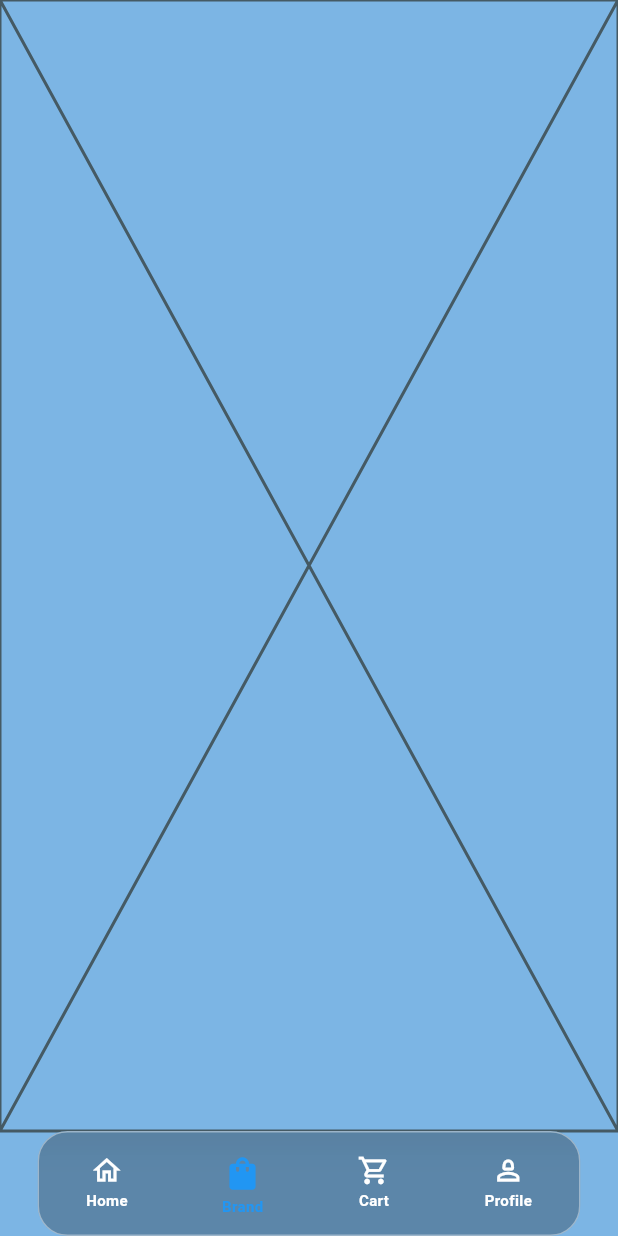
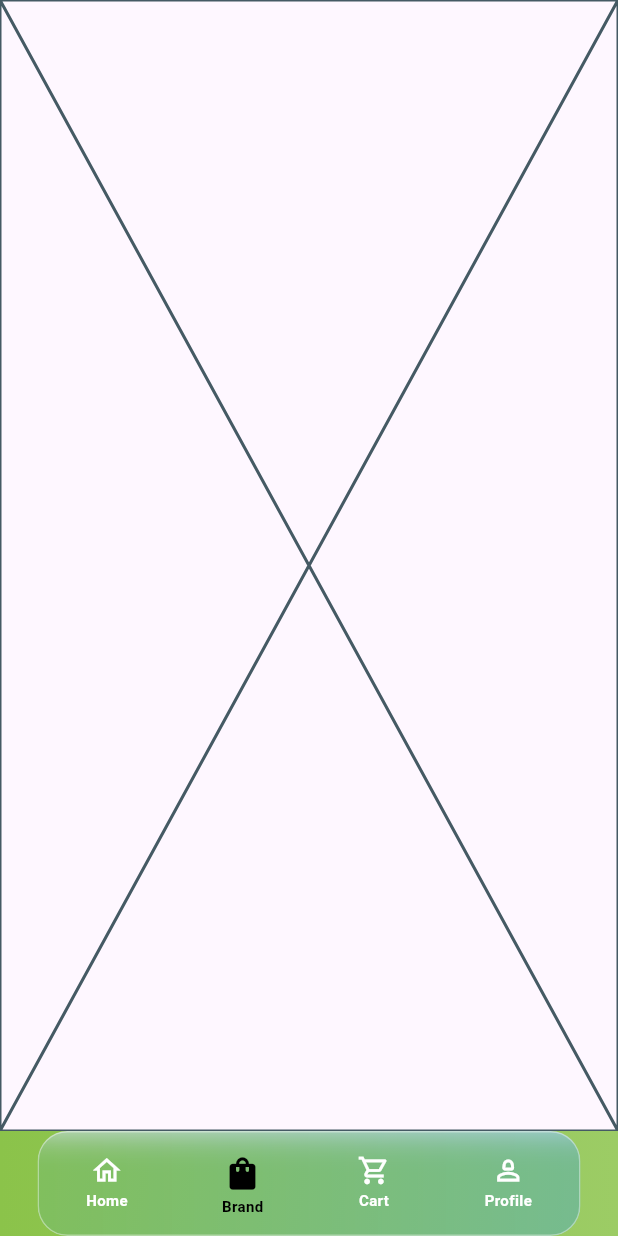
Before and after one commit to Risafekm/glassmorphism, a Flutter app: the screen it shows once a user with an empty profile is signed in, item 2 of the bottom bar chosen, on a phone screen of 412 x 824 dp. Run offline on Flutter 3.47's test engine with Material 3 defaults, Android fonts, the phone set to English and light mode, and no system bars; drawn by our look-alikes of glass_kit; our stand-ins replace carousel_slider, cloud_firestore, firebase_auth, firebase_core, google_fonts, material_design_icons_flutter and 1 more; accounts and stored records are empty.

Commit message:
glass effect signin and signup

```diff
--- a/lib/domain/const_values.dart
+++ b/lib/domain/const_values.dart
@@ -5,7 +5,7 @@ import 'package:flutter/material.dart';
 /// TabBar Decoration
 
 BoxDecoration tabDecoration = BoxDecoration(
-    color: const Color.fromARGB(255, 10, 71, 121).withOpacity(1),
+    color: const Color.fromARGB(255, 19, 95, 22),
     border: Border.all(color: Colors.blue.shade100),
     borderRadius: BorderRadius.circular(30));
 
--- a/lib/presentation/auth/signin.dart
+++ b/lib/presentation/auth/signin.dart
@@ -66,7 +66,7 @@ class SignIn extends StatelessWidget {
                     ),
                   ),
                   const SizedBox(
-                    height: 230,
+                    height: 220,
                     width: 300,
                   ),
                   DelayedAnimation(
--- a/lib/presentation/auth/widgets/textarea.dart
+++ b/lib/presentation/auth/widgets/textarea.dart
@@ -35,7 +35,7 @@ class TextArea extends StatelessWidget {
         keyboardType: keyboardType,
         obscureText: obscureText,
         decoration: InputDecoration(
-          fillColor: Colors.white.withOpacity(.8),
+          fillColor: Colors.white.withOpacity(.2),
           filled: true,
           label: Text(
             name.toString(),
--- a/lib/presentation/bottomnavigation/bottom_widgets/bottom_nav.dart
+++ b/lib/presentation/bottomnavigation/bottom_widgets/bottom_nav.dart
@@ -18,10 +18,20 @@ class BottomNavigationBAR extends StatelessWidget {
     return Consumer<ProviderBottomNavigation>(
       builder: (BuildContext context, pages, Widget? child) {
         return SafeArea(
+          child: Container(
+            width: MediaQuery.of(context).size.width * 9,
+            decoration: BoxDecoration(
+                gradient: LinearGradient(colors: [
+              Colors.lightGreen,
+              Colors.lightGreen.shade400,
+            ])),
             child: GlassContainer.clearGlass(
               height: 70,
               width: MediaQuery.of(context).size.width * 9,
-            color: Colors.black26,
+              gradient: LinearGradient(colors: [
+                Colors.blue.withOpacity(.1),
+                Colors.blue.withOpacity(.3)
+              ], begin: Alignment.topLeft, end: Alignment.bottomRight),
               margin: const EdgeInsets.symmetric(horizontal: 25),
               padding: const EdgeInsets.symmetric(vertical: 10),
               borderRadius: BorderRadius.circular(20),
@@ -32,9 +42,10 @@ class BottomNavigationBAR extends StatelessWidget {
                     ontap: () {
                       pages.pageChange = 0;
                     },
-                  icon: pages.pageIndex == 0 ? Icons.home : Icons.home_outlined,
+                    icon:
+                        pages.pageIndex == 0 ? Icons.home : Icons.home_outlined,
                     size: pages.pageIndex == 0 ? 26 : 22,
-                  color: pages.pageIndex == 0 ? Colors.blue : Colors.white,
+                    color: pages.pageIndex == 0 ? Colors.black : Colors.white,
                     text: 'Home',
                   ),
                   BottomNavignItems(
@@ -45,7 +56,7 @@ class BottomNavigationBAR extends StatelessWidget {
                         ? Icons.shopping_bag
                         : Icons.shopping_bag_outlined,
                     size: pages.pageIndex == 1 ? 26 : 22,
-                  color: pages.pageIndex == 1 ? Colors.blue : Colors.white,
+                    color: pages.pageIndex == 1 ? Colors.black : Colors.white,
                     text: 'Brand',
                   ),
                   BottomNavignItems(
@@ -56,7 +67,7 @@ class BottomNavigationBAR extends StatelessWidget {
                         ? Icons.shopping_cart
                         : Icons.shopping_cart_outlined,
                     size: pages.pageIndex == 2 ? 26 : 22,
-                  color: pages.pageIndex == 2 ? Colors.blue : Colors.white,
+                    color: pages.pageIndex == 2 ? Colors.black : Colors.white,
                     text: 'Cart',
                   ),
                   BottomNavignItems(
@@ -67,10 +78,11 @@ class BottomNavigationBAR extends StatelessWidget {
                         ? Icons.person
                         : Icons.person_2_outlined,
                     size: pages.pageIndex == 3 ? 26 : 22,
-                  color: pages.pageIndex == 3 ? Colors.blue : Colors.white,
+                    color: pages.pageIndex == 3 ? Colors.black : Colors.white,
                     text: 'Profile',
                   ),
                 ],
+              ),
             ),
           ),
         );
--- a/lib/presentation/bottomnavigation/main_home.dart
+++ b/lib/presentation/bottomnavigation/main_home.dart
@@ -26,8 +26,7 @@ class MainHome extends StatelessWidget {
     return Consumer<ProviderBottomNavigation>(
       builder: (context, pages, child) {
         return Scaffold(
-          backgroundColor:
-              const Color.fromARGB(255, 124, 181, 228).withOpacity(1),
+          // backgroundColor: Colors.white,
           bottomNavigationBar: const BottomNavigationBAR(),
           body: pageList[pageValue.pageIndex],
         );
--- a/lib/presentation/bottomnavigation/pages/home_Screen/tab_pages/mens_tab.dart
+++ b/lib/presentation/bottomnavigation/pages/home_Screen/tab_pages/mens_tab.dart
@@ -7,7 +7,7 @@ class MensTab extends StatelessWidget {
 
   @override
   Widget build(BuildContext context) {
-    return SingleChildScrollView(
+    return const SingleChildScrollView(
       child: SizedBox(
         child: Column(
           children: [Center(child: Text('Mens Tab'))],
--- a/lib/presentation/bottomnavigation/pages/home_Screen/tab_pages/womens_tab.dart
+++ b/lib/presentation/bottomnavigation/pages/home_Screen/tab_pages/womens_tab.dart
@@ -7,7 +7,7 @@ class WomensTab extends StatelessWidget {
 
   @override
   Widget build(BuildContext context) {
-    return SingleChildScrollView(
+    return const SingleChildScrollView(
       child: SizedBox(
         child: Column(
           children: [Center(child: Text('Womens Tab'))],
```
Also changed, not shown: lib/domain/commonWidgets/button.dart (+17 -22 lines), lib/presentation/bottomnavigation/pages/home_Screen/home_screen.dart (+69 -12 lines), lib/presentation/bottomnavigation/pages/home_Screen/widgets/carousel.dart (+19 -20 lines), lib/presentation/bottomnavigation/pages/home_Screen/widgets/tab_items.dart (+5 -3 lines). Lines whose indentation alone changed are shown as unchanged.
